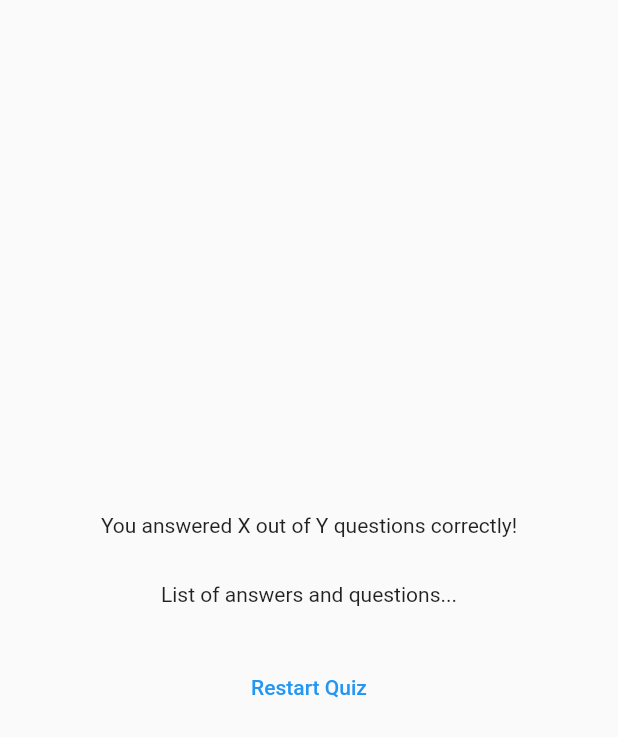
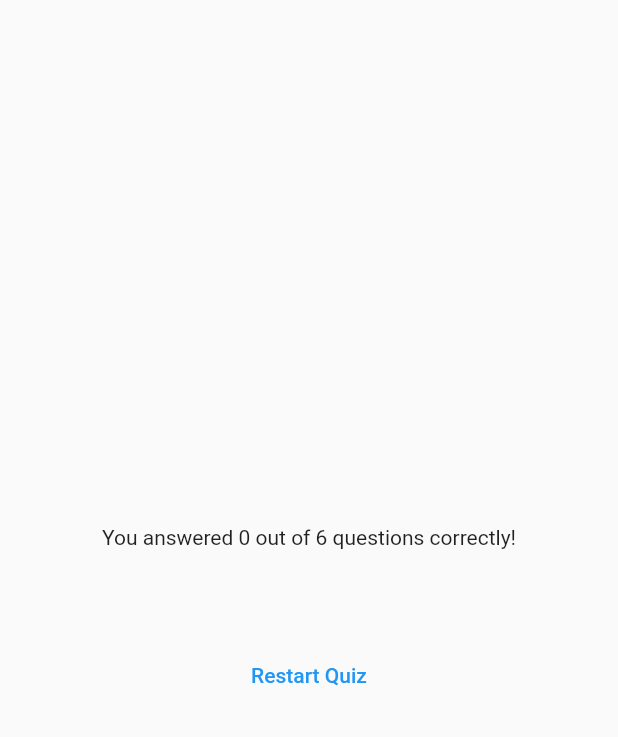
Before and after one commit to zawazawa84/question_flutter, a Flutter app: the ResultScreen widget shown alone on an empty page, opened directly with empty values, on a phone screen of 412 x 824 dp. Shown: the top 737 px of the screen. Run offline on Flutter 3.47's test engine with Material 2 defaults, Android fonts, the phone set to English and light mode, and no system bars; our stand-ins replace google_fonts.

Commit message:
結果画面　問題と回答の詳細の実装

```diff
--- a/lib/quiz.dart
+++ b/lib/quiz.dart
@@ -29,7 +29,6 @@ class _QuizState extends State<Quiz> {
 
     if (selectedAnswers.length == questions.length) {
       setState(() {
-        selectedAnswers = [];
         activeScreen = 'result-screen';
       });
     }
--- a/lib/results_screen.dart
+++ b/lib/results_screen.dart
@@ -1,5 +1,6 @@
 import 'package:flutter/material.dart';
 import 'package:question/data/questions.dart';
+import 'package:question/question_summary.dart';
 
 class ResultScreen extends StatelessWidget {
   const ResultScreen({super.key, required this.chosenAnswers});
@@ -25,6 +26,12 @@ class ResultScreen extends StatelessWidget {
 
   @override
   Widget build(BuildContext context) {
+    final summayData = getSummaryData();
+    final numTotalQuestions = questions.length;
+    final numCorrectQuestinons = summayData.where((data) {
+      return data['user_answer'] == data['correct_answer'];
+    }).length;
+
     return SizedBox(
       width: double.infinity,
       child: Container(
@@ -32,11 +39,11 @@ class ResultScreen extends StatelessWidget {
         child: Column(
           mainAxisAlignment: MainAxisAlignment.center,
           children: [
-            const Text('You answered X out of Y questions correctly!'),
+            Text('You answered $numCorrectQuestinons out of $numTotalQuestions questions correctly!'),
             const SizedBox(
               height: 30,
             ),
-            const Text('List of answers and questions...'),
+            QuestionSummary(getSummaryData()),
             const SizedBox(
               height: 30,
             ),
```
Also changed, not shown: lib/question_summary.dart (added, +30 -0 lines).
